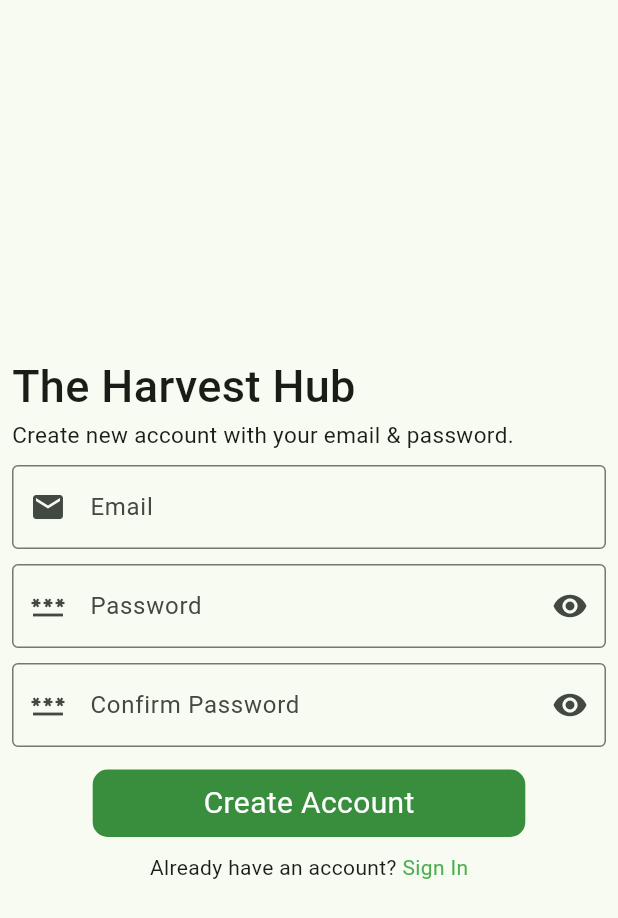
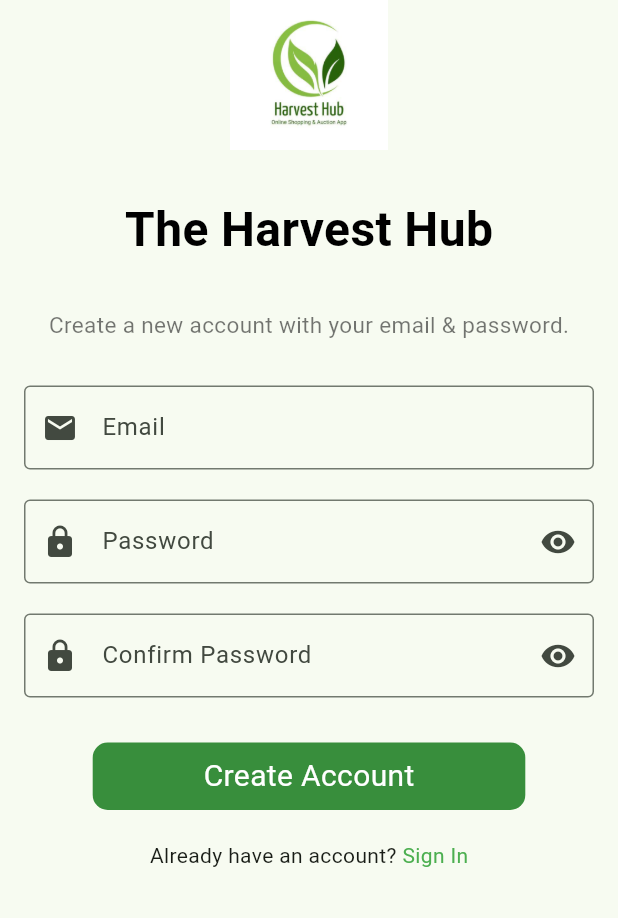
Before and after one commit to jayaliperera/theharvesthub, a Flutter app: the SignUpPage screen opened directly, on a phone screen of 412 x 824 dp. Shown: the top 918 px of the screen. Run offline on Flutter 3.47's test engine with Material 3 defaults, Android fonts, the phone set to English and light mode, and no system bars; our stand-ins replace carousel_slider, firebase_core; accounts and stored records are empty.

Commit message:
Enhanced sign up page

```diff
--- a/lib/screens/auth_screen/signup_page.dart
+++ b/lib/screens/auth_screen/signup_page.dart
@@ -21,82 +21,95 @@ class _SignUpPageState extends State<SignUpPage> {
     return Scaffold(
       body: SafeArea(
         child: Padding(
-        padding: const EdgeInsets.all(8.0),
+          padding: const EdgeInsets.symmetric(horizontal: 16.0),
+          child: SingleChildScrollView(
+            child: Column(
+              mainAxisAlignment: MainAxisAlignment.start,
+              crossAxisAlignment: CrossAxisAlignment.center,
+              children: [
+                Center(
                   child: Column(
                     mainAxisAlignment: MainAxisAlignment.center,
-          crossAxisAlignment: CrossAxisAlignment.start,
+                    crossAxisAlignment: CrossAxisAlignment.center,
                     children: [
+                      Image.asset(
+                        'assets/images/logo.png',
+                        height: 100,
+                      ),
+                      const SizedBox(height: 30),
                       const CustomText(
                         text: "The Harvest Hub",
-              fontSize: 30,
-              fontWeight: FontWeight.w500,
+                        fontSize: 32,
+                        fontWeight: FontWeight.bold,
+                        color: Colors.black,
                       ),
+                    ],
+                  ),
+                ),
+                const SizedBox(height: 30),
                 const CustomText(
-              text: "Create new account with your email & password.",
+                  text: "Create a new account with your email & password.",
                   fontSize: 15,
                   fontWeight: FontWeight.w400,
+                  color: Colors.black54,
                 ),
-            const SizedBox(
-              height: 10,
-            ),
+                const SizedBox(height: 30),
                 CustomTextField(
                   labelText: "Email",
                   hintText: "Enter your Email",
                   prefixIcon: const Icon(Icons.email),
                   controller: emailController,
                 ),
-            const SizedBox(
-              height: 10,
-            ),
+                const SizedBox(height: 20),
                 CustomTextField(
                   labelText: "Password",
                   hintText: "Enter your password",
-              prefixIcon: const Icon(Icons.password),
+                  prefixIcon: const Icon(Icons.lock),
                   isPassword: true,
                   controller: passwordController,
                 ),
-            const SizedBox(
-              height: 10,
-            ),
+                const SizedBox(height: 20),
                 CustomTextField(
                   labelText: "Confirm Password",
-              hintText: "Enter your password",
-              prefixIcon: const Icon(Icons.password),
+                  hintText: "Confirm your password",
+                  prefixIcon: const Icon(Icons.lock),
                   isPassword: true,
                   controller: confirmPasswordController,
                 ),
-            const SizedBox(
-              height: 5,
-            ),
-            const SizedBox(
-              height: 10,
-            ),
+                const SizedBox(height: 30),
                 GestureDetector(
                   onTap: () {},
                   child: CustomButton(
                     text: "Create Account",
                     bgColor: Colors.green.shade700,
-                  size: size),
+                    size: size,
                   ),
-            const SizedBox(
-              height: 10,
                 ),
-
+                const SizedBox(height: 20),
                 Center(
                   child: InkWell(
                     onTap: () {
                       Navigator.pop(context);
                     },
-              child: const Text.rich(TextSpan(
+                    child: const Text.rich(
+                      TextSpan(
                         text: "Already have an account? ",
                         children: [
                           TextSpan(
-                        text: "Sign In", style: TextStyle(color: Colors.green))
-                  ])),
-            ))
+                            text: "Sign In",
+                            style: TextStyle(color: Colors.green),
+                          ),
                         ],
                       ),
                     ),
-    ));
+                  ),
+                ),
+                const SizedBox(height: 30),
+              ],
+            ),
+          ),
+        ),
+      ),
+    );
   }
 }
```
Lines whose indentation alone changed are shown as unchanged.
